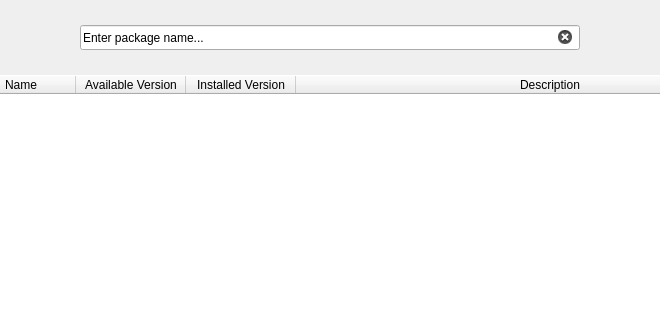
The window that src/frontend/gui/ui/sisyphus-gui.ui (redcorelinux/sisyphus) describes before a commit, drawn with Qt 5; both pictures show x 170 to 830 and y 0 to 320 of the 1000 by 600 pixel window.
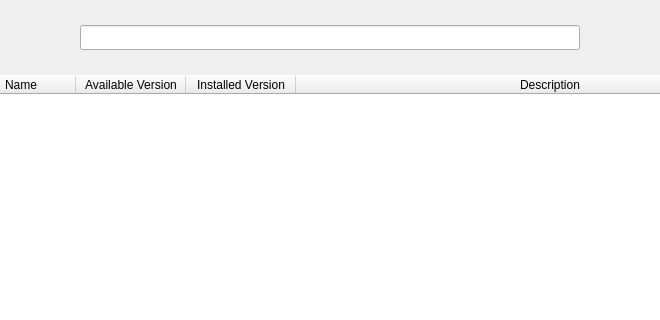
The same window after the commit. Icons and pictures are not drawn.

Commit message: improve search bar a bit

What changed in the file:
```diff
--- a/src/frontend/gui/ui/sisyphus-gui.ui
+++ b/src/frontend/gui/ui/sisyphus-gui.ui
@@ -239,8 +239,8 @@
      <height>25</height>
     </rect>
    </property>
-   <property name="text">
-    <string>Enter package name...</string>
+   <property name="toolTip">
+    <string>&lt;html&gt;&lt;head/&gt;&lt;body&gt;&lt;p align=&quot;center&quot;&gt;Type in package name&lt;/p&gt;&lt;/body&gt;&lt;/html&gt;</string>
    </property>
    <property name="clearButtonEnabled">
     <bool>true</bool>
```
The commit also changes 1 other file.
